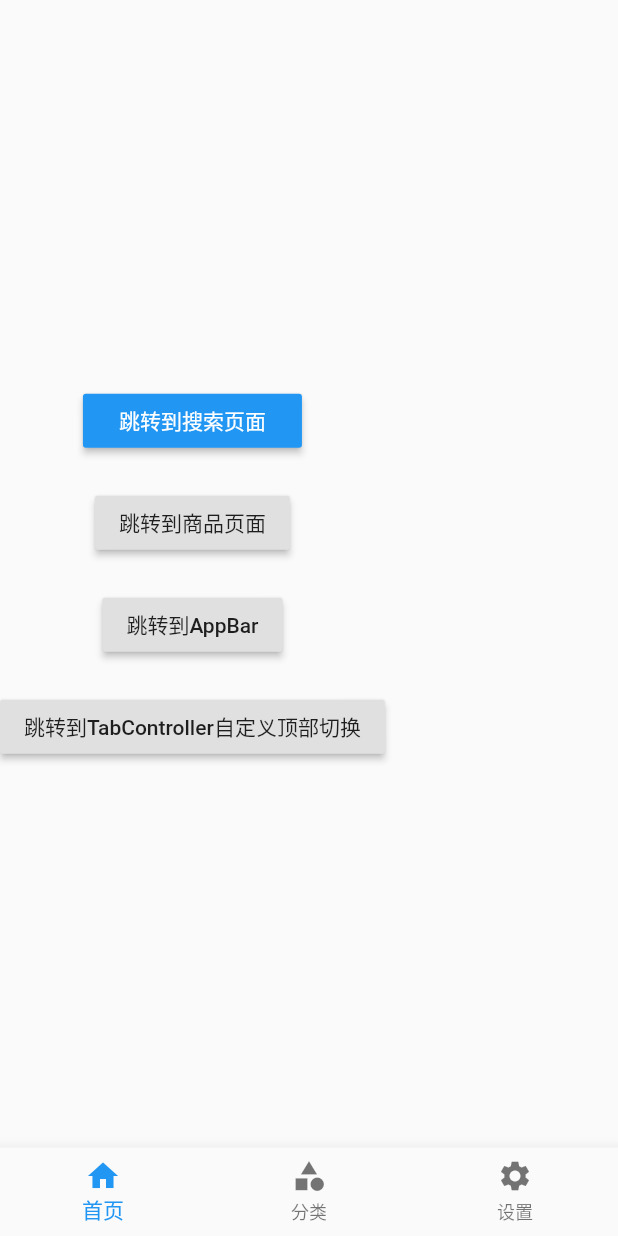
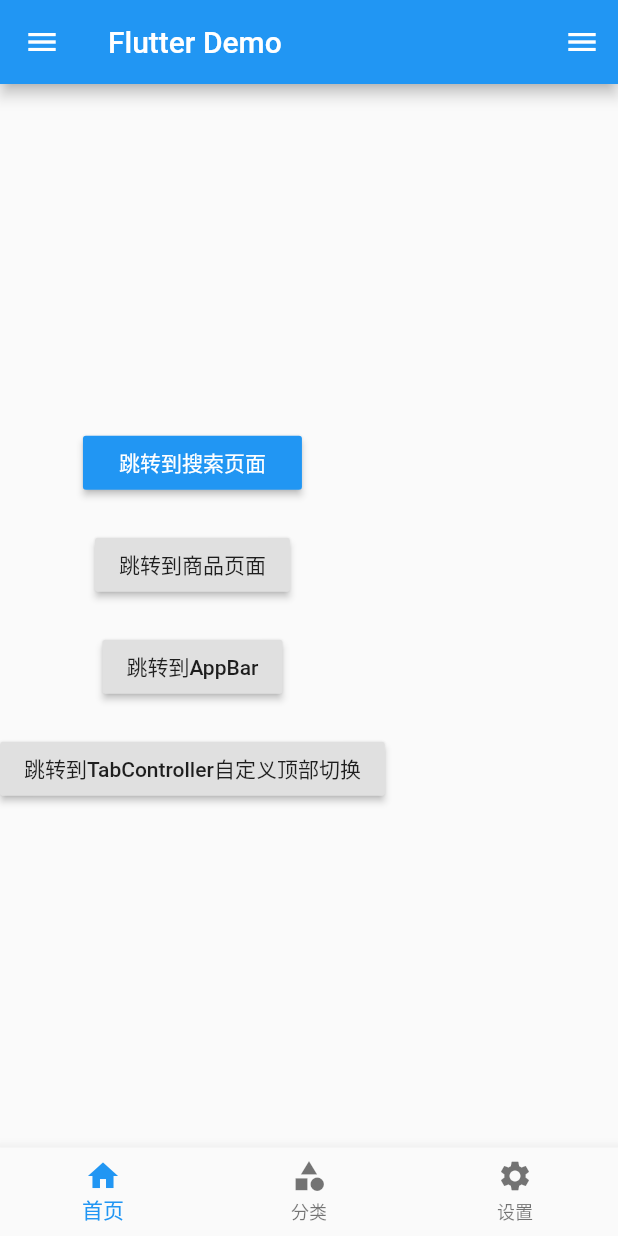
Before and after one commit to king1039/FlutterRoute, a Flutter app: the screen it shows after launch, on a phone screen of 412 x 824 dp. Run offline on Flutter 3.47's test engine with Material 2 defaults, Android fonts, the phone set to English and light mode, and no system bars.

Commit message:
侧边栏

```diff
--- a/lib/pages/Tabs.dart
+++ b/lib/pages/Tabs.dart
@@ -20,9 +20,9 @@ class _TabsState extends State<Tabs> {
   @override
   Widget build(BuildContext context) {
     return Scaffold(
-      // appBar: AppBar(
-      //   title: Text('Flutter Demo'),
-      // ),
+      appBar: AppBar(
+        title: Text('Flutter Demo'),
+      ),
       body: this._pageList[this._currentIndex],
       bottomNavigationBar: BottomNavigationBar(
         currentIndex: this._currentIndex,
@@ -47,6 +47,69 @@ class _TabsState extends State<Tabs> {
           ),
         ],
       ),
+      //左侧边栏
+      drawer: Drawer(
+        child: Column(
+          children: <Widget>[
+            //头部
+            Row(
+              children: <Widget>[
+                Expanded(
+                  child: UserAccountsDrawerHeader(
+                    accountName: Text("用户King"),
+                    accountEmail: Text("xxxxx.@qq.com"),
+                    currentAccountPicture: CircleAvatar(
+                      backgroundImage: NetworkImage(
+                          "https://www.itying.com/images/flutter/3.png"),
+                    ),
+                    decoration: BoxDecoration(
+                      image: DecorationImage(
+                          image: NetworkImage(
+                              "https://www.itying.com/images/flutter/2.png"),
+                          fit: BoxFit.cover),
+                    ),
+                    otherAccountsPictures: <Widget>[
+                      Image.network(
+                          "https://www.itying.com/images/flutter/4.png"),
+                      Image.network(
+                          "https://www.itying.com/images/flutter/5.png"),
+                    ],
+                  ),
+                )
+              ],
+            ),
+            ListTile(
+              leading: CircleAvatar(
+                child: Icon(Icons.home),
+              ),
+              title: Text("我的空间"),
+            ),
+            Divider(),
+            ListTile(
+              leading: CircleAvatar(
+                child: Icon(Icons.people),
+              ),
+              title: Text("用户中心"),
+              onTap: () {
+                Navigator.of(context).pop(); //隐藏侧边栏
+                Navigator.pushNamed(context, '/user');
+              },
+            ),
+            Divider(),
+            ListTile(
+              leading: CircleAvatar(
+                child: Icon(Icons.settings),
+              ),
+              title: Text("设置中心"),
+            ),
+            Divider(),
+          ],
+        ),
+      ),
+      //右侧边栏
+      endDrawer: Drawer(
+        child: Text("右侧侧边栏"),
+      ),
     );
   }
 }
--- /dev/null
+++ b/lib/pages/User.dart
@@ -0,0 +1,14 @@
+import 'package:flutter/material.dart';
+
+class UserPage extends StatelessWidget {
+  const UserPage({Key key}) : super(key: key);
+
+  @override
+  Widget build(BuildContext context) {
+    return Scaffold(
+      appBar: AppBar(
+        title: Text("用户中心"),
+      ),
+    );
+  }
+}
--- a/lib/routes/Routes.dart
+++ b/lib/routes/Routes.dart
@@ -10,6 +10,7 @@ import '../pages/user/RegisterSecond.dart';
 import '../pages/user/RegisterThird.dart';
 import '../pages/AppBarDemo.dart';
 import '../pages/TabBarController.dart';
+import '../pages/User.dart';
 
 //配置路由
 final routes = {
@@ -25,6 +26,7 @@ final routes = {
   '/registerThird': (context) => RegisterThirdPage(),
   '/appBarDemo': (context) => AppBarDemoPage(),
   '/tabBarController': (context) => TabBarControllerPage(),
+  '/user': (context) => UserPage(),
 };
 
 //固定写法
```
